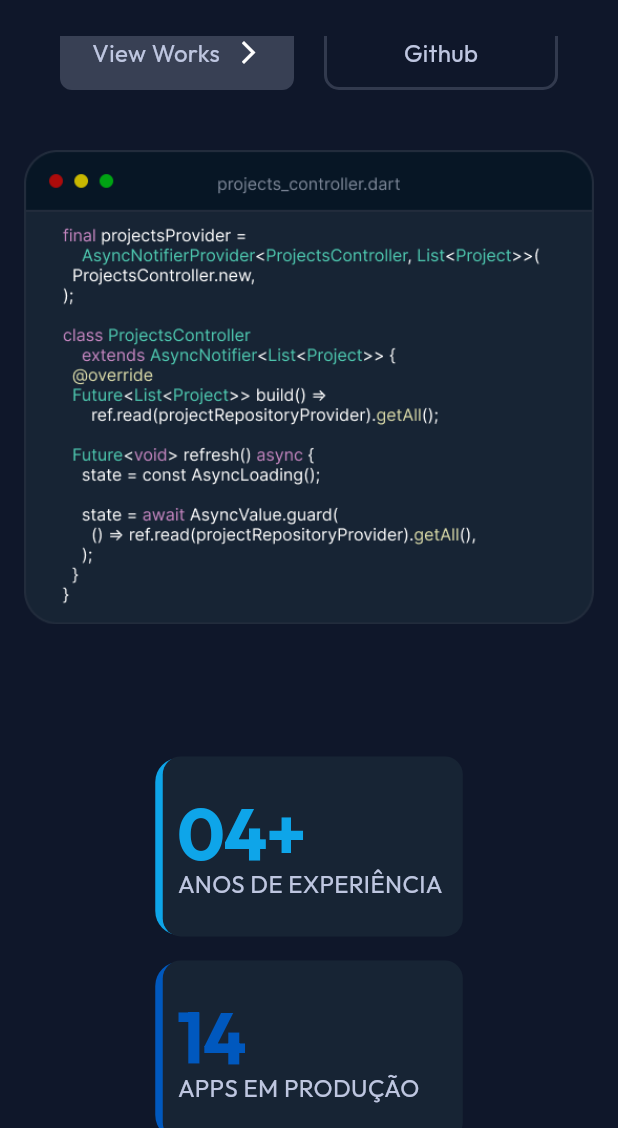
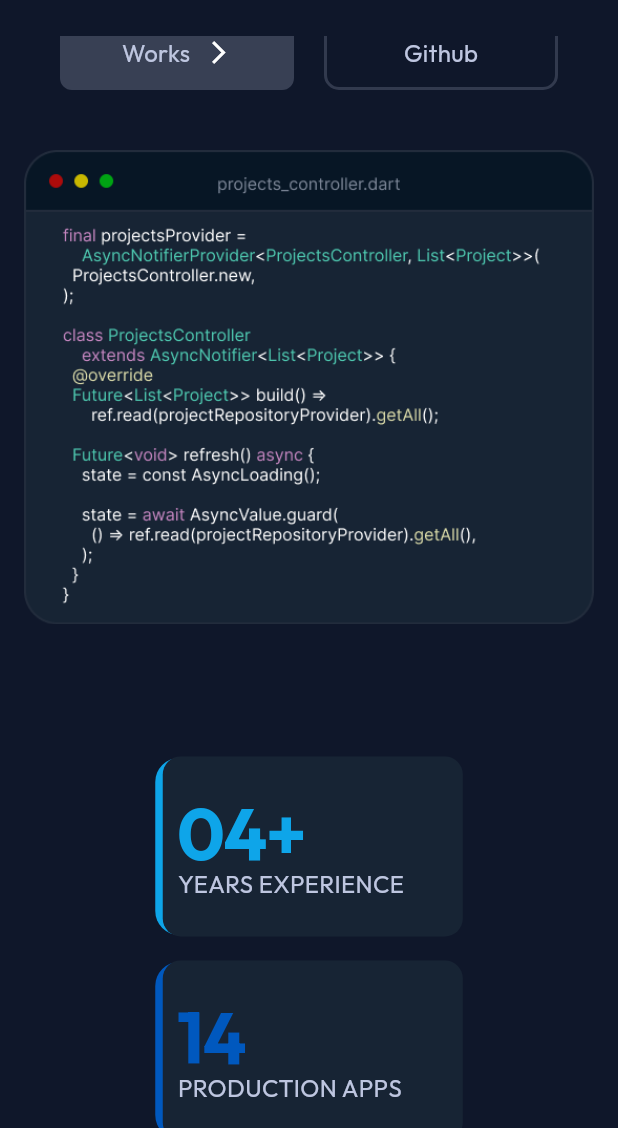
Before and after one commit to JeffersonSouzaMachado/portfolio, a Flutter app: the HomePage screen opened by its route, scrolled down 576 dp, on a phone screen of 412 x 824 dp, the part 108-1236 px from its top. Run offline on Flutter 3.47's test engine with Material 3 defaults, Android fonts, the phone set to English and light mode, and no system bars; our stand-ins replace flutter_markdown, flutter_riverpod, fpdart, go_router, lottie, lucide_icons_flutter; generated files the repository leaves out were written again.

Commit message:
update text in metrics, adjust contatct form

```diff
--- a/lib/l10n/app_en.arb
+++ b/lib/l10n/app_en.arb
@@ -13,7 +13,7 @@
   "highPerformance": "High-Performance",
   "mobileEcosystems": "Mobile Ecosystems",
   "aboutDescription": "Mobile Developer specializing in Flutter and Dart, with a focus on performance, fluid interfaces, and robust software architecture. I build responsive and well-structured experiences for mobile and web applications.",
-  "viewWorks" : "View Works",
+  "viewWorks" : "Works",
   "github" : "Github",
   "labelName": "Name",
   "labelLastName":"Last Name",
@@ -36,5 +36,9 @@
   "readyToJumpIn" : "Ready to jump in?",
   "scheduleAnCall" : "Schedule a 15-min discovery call.",
   "schedule" : "Book",
-  "underConstruction" : "Under Construction"
+  "underConstruction" : "Under Construction",
+  "experienceYears" : "years experience",
+  "appsInProduction" : "production apps",
+  "activeUsers" : "active users",
+  "mergedPrs" : "prs merger/mo"
 }
--- a/lib/l10n/app_pt.arb
+++ b/lib/l10n/app_pt.arb
@@ -36,5 +36,9 @@
   "readyToJumpIn" : "Vamos conversar?",
   "scheduleAnCall" : "Agende uma chamada de 15 minutos.",
   "schedule" : "Agendar",
-  "underConstruction" : "Em Construção"
+  "underConstruction" : "Em Construção",
+  "experienceYears" : "anos de experiência",
+  "appsInProduction" : "Apps em produção",
+  "activeUsers" : "usuários ativos",
+  "mergedPrs" : "PRs Mergeados/ME"
 }
--- a/lib/src/home/presentation/widgets/metric_resume.dart
+++ b/lib/src/home/presentation/widgets/metric_resume.dart
@@ -5,11 +5,15 @@ import 'package:portfolio/core/shared/design/theme/app_spacings.dart';
 import 'package:portfolio/core/shared/design/theme/app_typography.dart';
 import 'package:portfolio/src/home/presentation/widgets/metric_resume_model.dart';
 
+import '../../../../l10n/app_localizations.dart';
+
 class MetricResume extends StatelessWidget {
   const MetricResume({super.key});
 
   @override
   Widget build(BuildContext context) {
+    final appText = AppLocalizations.of(context)!;
+    final resumeMetrics = getMetricResume(appText);
     return Wrap(
       spacing: AppSpacing.xl,
       children: resumeMetrics.map((item) {
@@ -80,25 +84,27 @@ class MetricResume extends StatelessWidget {
   }
 }
 
-final List<MetricResumeModel> resumeMetrics = [
+List<MetricResumeModel> getMetricResume(AppLocalizations appText) {
+  return [
     MetricResumeModel(
       title: "04+",
-    text: "anos de experiência",
+      text: appText.experienceYears,
       color: AppColors.accent,
     ),
     MetricResumeModel(
       title: "14",
-    text: "Apps em produção",
+      text: appText.appsInProduction,
       color: AppColors.secondary,
     ),
     MetricResumeModel(
       title: "5.6M",
-    text: "usuários ativos",
+      text: appText.activeUsers,
       color: AppColors.errorContainer,
     ),
     MetricResumeModel(
       title: "110+",
-    text: "PRs Mergeados/ME",
+      text: appText.mergedPrs,
       color: AppColors.secondaryFixedDim,
     ),
   ];
+}
```
Also changed, not shown: lib/src/contacts/contacts_page.dart (+11 -3 lines), lib/src/contacts/widgets/contact_form.dart (+22 -1 lines). Lines whose indentation alone changed are shown as unchanged.
